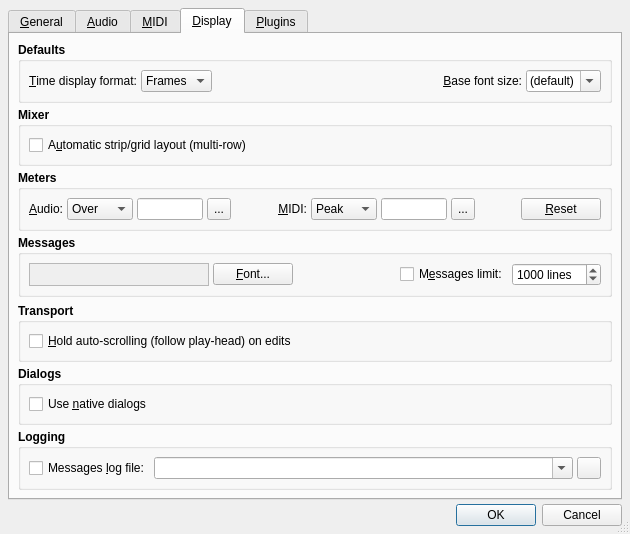
First picture: the form in src/qtractorOptionsForm.ui, repository rncbc/qtractor, before the edit.
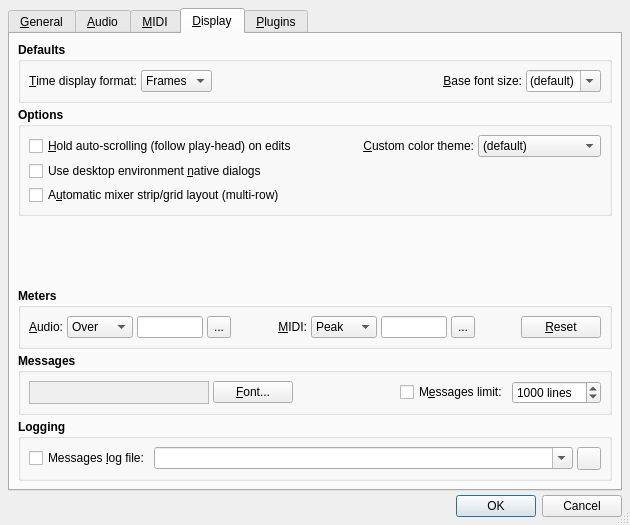
Second picture: the form after the edit. The open tabs and pages were chosen to show the change. Icons and pictures are not drawn.

Commit message: - Introducing a brand new application user preference as   View/Options.../Display/Options/Custom color theme (eg.   "Carla PRO Black", by Filipe Coelho aka. falktx).

What changed in the file:
```diff
--- a/src/qtractorOptionsForm.ui
+++ b/src/qtractorOptionsForm.ui
@@ -2296,7 +2296,7 @@
           </font>
          </property>
          <property name="title">
-          <string>Mixer</string>
+          <string>Options</string>
          </property>
          <property name="flat">
           <bool>true</bool>
@@ -2309,6 +2309,44 @@
            <number>4</number>
           </property>
           <item row="0" column="0">
+           <widget class="QCheckBox" name="SyncViewHoldCheckBox">
+            <property name="font">
+             <font>
+              <weight>50</weight>
+              <bold>false</bold>
+             </font>
+            </property>
+            <property name="toolTip">
+             <string>Whether to hold auto-scrolling (follow play-head) on edits.</string>
+            </property>
+            <property name="text">
+             <string>&amp;Hold auto-scrolling (follow play-head) on edits</string>
+            </property>
+            <property name="shortcut">
+             <string>Alt+H</string>
+            </property>
+           </widget>
+          </item>
+          <item row="1" column="0">
+           <widget class="QCheckBox" name="UseNativeDialogsCheckBox">
+            <property name="font">
+             <font>
+              <weight>50</weight>
+              <bold>false</bold>
+             </font>
+            </property>
+            <property name="toolTip">
+             <string>Whether to use desktop environment native dialogs.</string>
+            </property>
+            <property name="text">
+             <string>Use desktop environment &amp;native dialogs</string>
+            </property>
+            <property name="shortcut">
+             <string>Alt+N</string>
+            </property>
+           </widget>
+          </item>
+          <item row="2" column="0">
            <widget class="QCheckBox" name="MixerAutoGridLayoutCheckBox">
             <property name="font">
              <font>
@@ -2320,16 +2358,87 @@
              <string>Whether to allow automatic mixer strip/grid layout (multi-row).</string>
             </property>
             <property name="text">
-			 <string>A&amp;utomatic strip/grid layout (multi-row)</string>
+             <string>A&amp;utomatic mixer strip/grid layout (multi-row)</string>
             </property>
             <property name="shortcut">
              <string>Alt+U</string>
             </property>
            </widget>
           </item>
+          <item row="0" column="2">
+           <spacer>
+            <property name="orientation">
+             <enum>Qt::Horizontal</enum>
+            </property>
+            <property name="sizeHint">
+             <size>
+              <width>20</width>
+              <height>20</height>
+             </size>
+            </property>
+           </spacer>
+          </item>
+          <item row="0" column="3">
+           <widget class="QLabel" name="CustomColorThemeTextLabel">
+            <property name="font">
+             <font>
+              <weight>50</weight>
+              <bold>false</bold>
+             </font>
+            </property>
+            <property name="text">
+             <string>&amp;Custom color theme:</string>
+            </property>
+            <property name="alignment">
+             <set>Qt::AlignRight|Qt::AlignTrailing|Qt::AlignVCenter</set>
+            </property>
+            <property name="buddy">
+             <cstring>CustomColorThemeComboBox</cstring>
+            </property>
+           </widget>
+          </item>
+          <item row="0" column="4">
+           <widget class="QComboBox" name="CustomColorThemeComboBox">
+            <property name="font">
+             <font>
+              <weight>50</weight>
+              <bold>false</bold>
+             </font>
+            </property>
+            <property name="toolTip">
+             <string>Custom color theme</string>
+            </property>
+            <property name="editable">
+             <bool>false</bool>
+            </property>
+            <item>
+             <property name="text">
+              <string>(default)</string>
+             </property>
+            </item>
+            <item>
+             <property name="text">
+              <string>Carla PRO Black</string>
+             </property>
+            </item>
+           </widget>
+          </item>
          </layout>
         </widget>
        </item>
+       <item>
+        <spacer>
+         <property name="orientation">
+          <enum>Qt::Vertical</enum>
+         </property>
+         <property name="sizeHint">
+          <size>
+           <width>20</width>
+           <height>4</height>
+          </size>
+         </property>
+        </spacer>
+       </item>
        <item>
         <widget class="QGroupBox" name="DisplayMetersGroupBox">
          <property name="font">
@@ -2753,105 +2862,6 @@
          </layout>
         </widget>
        </item>
-       <item>
-        <spacer>
-         <property name="orientation">
-          <enum>Qt::Vertical</enum>
-         </property>
-         <property name="sizeHint">
-          <size>
-           <width>20</width>
-           <height>4</height>
-          </size>
-         </property>
-        </spacer>
-       </item>
-       <item>
-        <widget class="QGroupBox" name="DisplayTransportGroupBox">
-         <property name="font">
-          <font>
-           <weight>75</weight>
-           <bold>true</bold>
-          </font>
-         </property>
-         <property name="title">
-          <string>Transport</string>
-         </property>
-         <property name="flat">
-          <bool>true</bool>
-         </property>
-         <layout class="QGridLayout">
-          <property name="margin">
-           <number>8</number>
-          </property>
-          <property name="spacing">
-           <number>4</number>
-          </property>
-          <item row="0" column="0">
-           <widget class="QCheckBox" name="SyncViewHoldCheckBox">
-            <property name="font">
-             <font>
-              <weight>50</weight>
-              <bold>false</bold>
-             </font>
-            </property>
-            <property name="toolTip">
-             <string>Whether to hold auto-scrolling (follow play-head) on edits.</string>
-            </property>
-            <property name="text">
-             <string>&amp;Hold auto-scrolling (follow play-head) on edits</string>
-            </property>
-            <property name="shortcut">
-             <string>Alt+H</string>
-            </property>
-           </widget>
-          </item>
-         </layout>
-        </widget>
-       </item>
-       <item>
-        <widget class="QGroupBox" name="DisplayDialogsGroupBox">
-         <property name="font">
-          <font>
-           <weight>75</weight>
-           <bold>true</bold>
-          </font>
-         </property>
-         <property name="title">
-          <string>Dialogs</string>
-         </property>
-         <property name="flat">
-          <bool>true</bool>
-         </property>
-         <layout class="QGridLayout">
-          <property name="margin">
-           <number>8</number>
-          </property>
-          <property name="spacing">
-           <number>4</number>
-          </property>
-          <item row="0" column="0">
-           <widget class="QCheckBox" name="UseNativeDialogsCheckBox">
-            <property name="font">
-             <font>
-              <weight>50</weight>
-              <bold>false</bold>
-             </font>
-            </property>
-            <property name="toolTip">
-             <string>Whether to use native dialogs.</string>
-            </property>
-            <property name="text">
-             <string>Use &amp;native dialogs</string>
-            </property>
-            <property name="shortcut">
-             <string>Alt+N</string>
-            </property>
-           </widget>
-          </item>
-         </layout>
-        </widget>
-       </item>
        <item>
         <widget class="QGroupBox" name="DisplayLoggingGroupBox">
          <property name="font">
```
Left out of the diff: 6 changed lines with no effect on the pictures. The commit also changes 7 other files.
